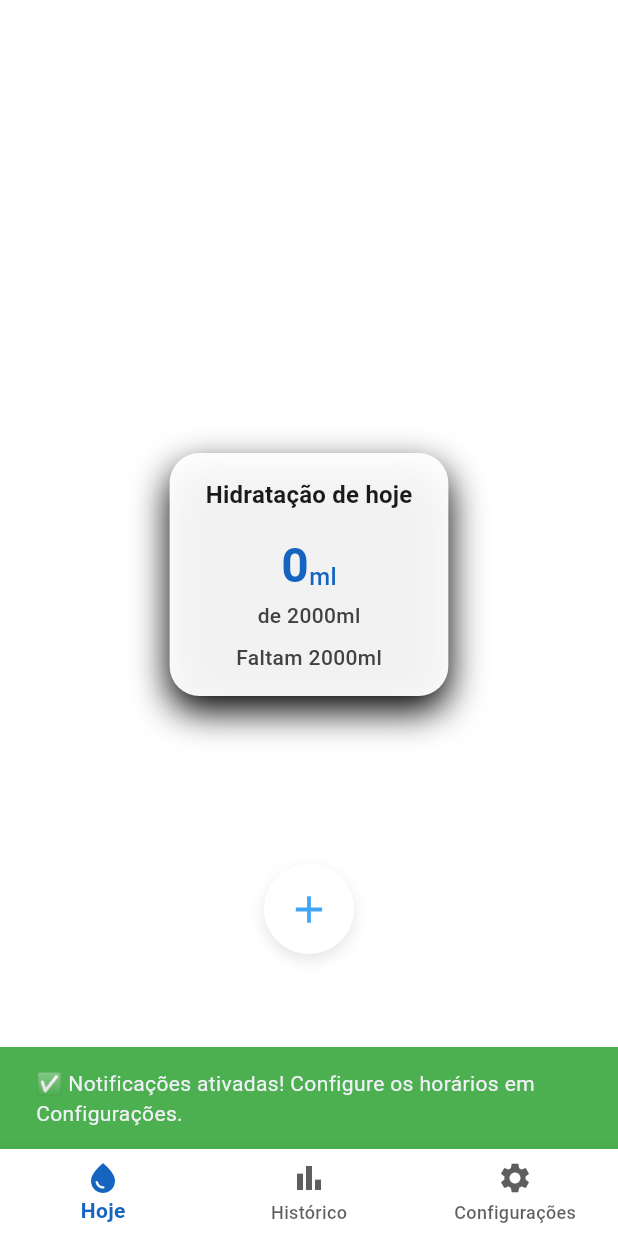
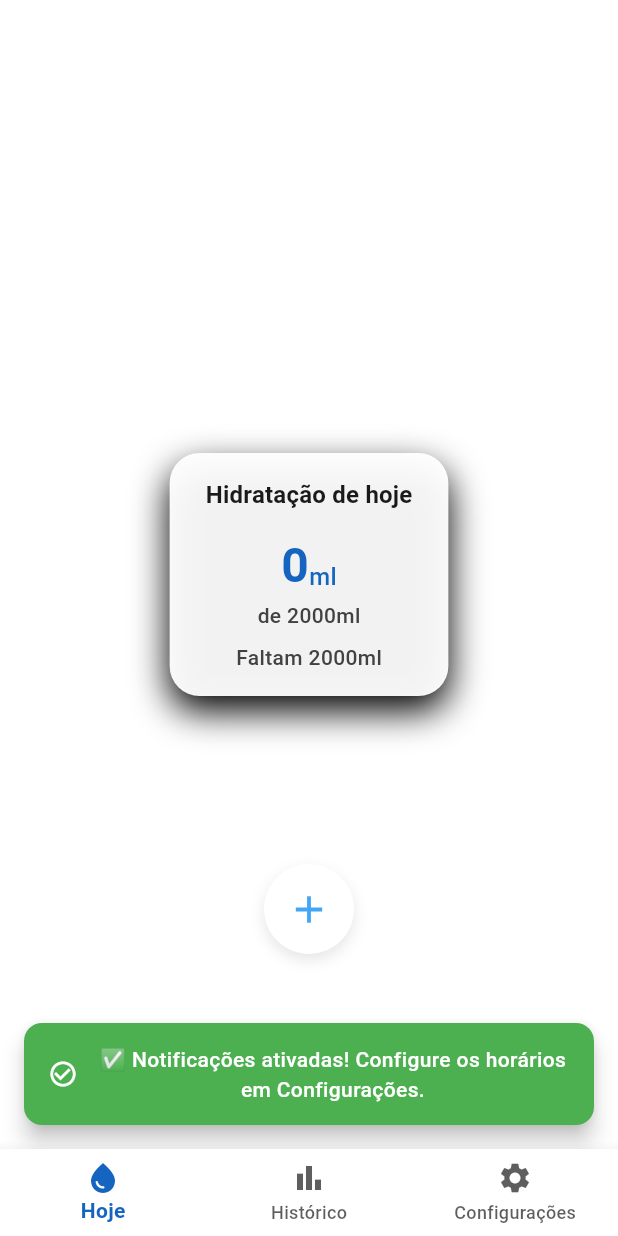
Before and after one commit to eduardopahl/h2o_simple, a Flutter app: the screen it shows after launch, after a tap on "Permitir Notificações", on a phone screen of 412 x 824 dp. Run offline on Flutter 3.47's test engine with Material 3 defaults, Android fonts, the phone set to English and light mode, and no system bars; our stand-ins replace fl_chart, flutter_local_notifications, flutter_riverpod, permission_handler, sensors_plus, shared_preferences and 1 more.

Commit message:
refactor: gerado componente do snackbar para reutilizar no projeto

```diff
--- a/lib/core/services/first_launch_service.dart
+++ b/lib/core/services/first_launch_service.dart
@@ -1,5 +1,6 @@
 import 'package:flutter/material.dart';
 import 'package:shared_preferences/shared_preferences.dart';
+import '../../presentation/widgets/custom_snackbar.dart';
 import 'notification_service.dart';
 
 class FirstLaunchService {
@@ -119,13 +120,10 @@ class FirstLaunchDialog extends StatelessWidget {
 
             if (granted) {
               if (context.mounted) {
-                ScaffoldMessenger.of(context).showSnackBar(
-                  const SnackBar(
-                    content: Text(
+                CustomSnackBar.showSuccess(
+                  context,
+                  message:
                       '✅ Notificações ativadas! Configure os horários em Configurações.',
-                    ),
-                    backgroundColor: Colors.green,
-                  ),
                 );
               }
             }
--- /dev/null
+++ b/lib/presentation/widgets/custom_snackbar.dart
@@ -0,0 +1,158 @@
+import 'package:flutter/material.dart';
+import '../theme/app_theme.dart';
+
+enum SnackBarType { success, error, warning, info }
+
+class CustomSnackBar {
+  static void show(
+    BuildContext context, {
+    required String message,
+    SnackBarType type = SnackBarType.info,
+    Duration duration = const Duration(seconds: 3),
+    bool showAction = false,
+    String? actionLabel,
+    VoidCallback? onActionPressed,
+  }) {
+    if (!context.mounted) return;
+
+    final snackBar = SnackBar(
+      content: Row(
+        mainAxisAlignment: MainAxisAlignment.center,
+        children: [
+          Icon(_getIcon(type), color: Colors.white, size: 20),
+          const SizedBox(width: 12),
+          Flexible(
+            child: Text(
+              message,
+              textAlign: TextAlign.center,
+              style: const TextStyle(
+                color: Colors.white,
+                fontSize: 14,
+                fontWeight: FontWeight.w500,
+              ),
+            ),
+          ),
+        ],
+      ),
+      backgroundColor: _getBackgroundColor(type),
+      duration: duration,
+      behavior: SnackBarBehavior.floating,
+      shape: RoundedRectangleBorder(borderRadius: BorderRadius.circular(12)),
+      margin: const EdgeInsets.all(16),
+      action:
+          showAction && actionLabel != null
+              ? SnackBarAction(
+                label: actionLabel,
+                textColor: Colors.white,
+                onPressed: onActionPressed ?? () {},
+              )
+              : null,
+    );
+
+    ScaffoldMessenger.of(context)
+      ..hideCurrentSnackBar()
+      ..showSnackBar(snackBar);
+  }
+
+  static void showSuccess(
+    BuildContext context, {
+    required String message,
+    Duration duration = const Duration(seconds: 3),
+    bool showAction = false,
+    String? actionLabel,
+    VoidCallback? onActionPressed,
+  }) {
+    show(
+      context,
+      message: message,
+      type: SnackBarType.success,
+      duration: duration,
+      showAction: showAction,
+      actionLabel: actionLabel,
+      onActionPressed: onActionPressed,
+    );
+  }
+
+  static void showError(
+    BuildContext context, {
+    required String message,
+    Duration duration = const Duration(seconds: 4),
+    bool showAction = false,
+    String? actionLabel,
+    VoidCallback? onActionPressed,
+  }) {
+    show(
+      context,
+      message: message,
+      type: SnackBarType.error,
+      duration: duration,
+      showAction: showAction,
+      actionLabel: actionLabel,
+      onActionPressed: onActionPressed,
+    );
+  }
+
+  static void showWarning(
+    BuildContext context, {
+    required String message,
+    Duration duration = const Duration(seconds: 3),
+    bool showAction = false,
+    String? actionLabel,
+    VoidCallback? onActionPressed,
+  }) {
+    show(
+      context,
+      message: message,
+      type: SnackBarType.warning,
+      duration: duration,
+      showAction: showAction,
+      actionLabel: actionLabel,
+      onActionPressed: onActionPressed,
+    );
+  }
+
+  static void showInfo(
+    BuildContext context, {
+    required String message,
+    Duration duration = const Duration(seconds: 3),
+    bool showAction = false,
+    String? actionLabel,
+    VoidCallback? onActionPressed,
+  }) {
+    show(
+      context,
+      message: message,
+      type: SnackBarType.info,
+      duration: duration,
+      showAction: showAction,
+      actionLabel: actionLabel,
+      onActionPressed: onActionPressed,
+    );
+  }
+
+  static Color _getBackgroundColor(SnackBarType type) {
+    switch (type) {
+      case SnackBarType.success:
+        return AppTheme.successColor;
+      case SnackBarType.error:
+        return AppTheme.errorColor;
+      case SnackBarType.warning:
+        return AppTheme.warningColor;
+      case SnackBarType.info:
+        return AppTheme.lightBlue;
+    }
+  }
+
+  static IconData _getIcon(SnackBarType type) {
+    switch (type) {
+      case SnackBarType.success:
+        return Icons.check_circle_outline;
+      case SnackBarType.error:
+        return Icons.error_outline;
+      case SnackBarType.warning:
+        return Icons.warning_amber_outlined;
+      case SnackBarType.info:
+        return Icons.info_outline;
+    }
+  }
+}
```
Also changed, not shown: lib/presentation/pages/tabs/settings_tab.dart (+10 -15 lines), lib/presentation/widgets/floating_add_buttons.dart (+7 -12 lines).
